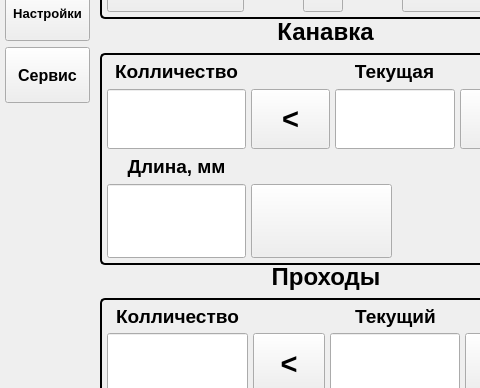
The window that mainwindow.ui (Wooferpenza/HMI) describes before a commit, drawn with Qt 5; both pictures show x 0 to 480 and y 101 to 489 of the 1024 by 768 pixel window.
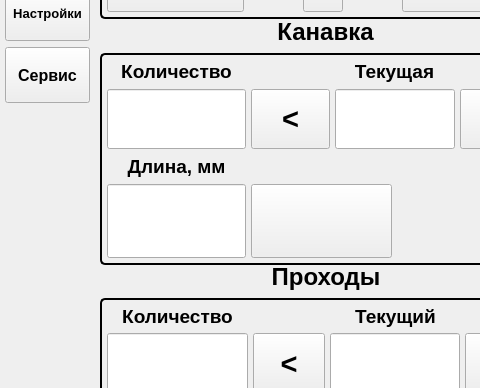
The same window after the commit. Custom widgets are drawn as their Qt base class.

Commit message: Исправил опечатки

What changed in the file:
```diff
--- a/mainwindow.ui
+++ b/mainwindow.ui
@@ -1699,7 +1699,7 @@
               <enum>Qt::LayoutDirection::LeftToRight</enum>
              </property>
              <property name="text">
-              <string>Колличество</string>
+              <string>Количество</string>
              </property>
              <property name="alignment">
               <set>Qt::AlignmentFlag::AlignCenter</set>
@@ -2137,7 +2137,7 @@
               <enum>Qt::LayoutDirection::LeftToRight</enum>
              </property>
              <property name="text">
-              <string>Колличество</string>
+              <string>Количество</string>
              </property>
              <property name="alignment">
               <set>Qt::AlignmentFlag::AlignCenter</set>
```
Left out of the diff: 2 changed lines with no effect on the pictures.
